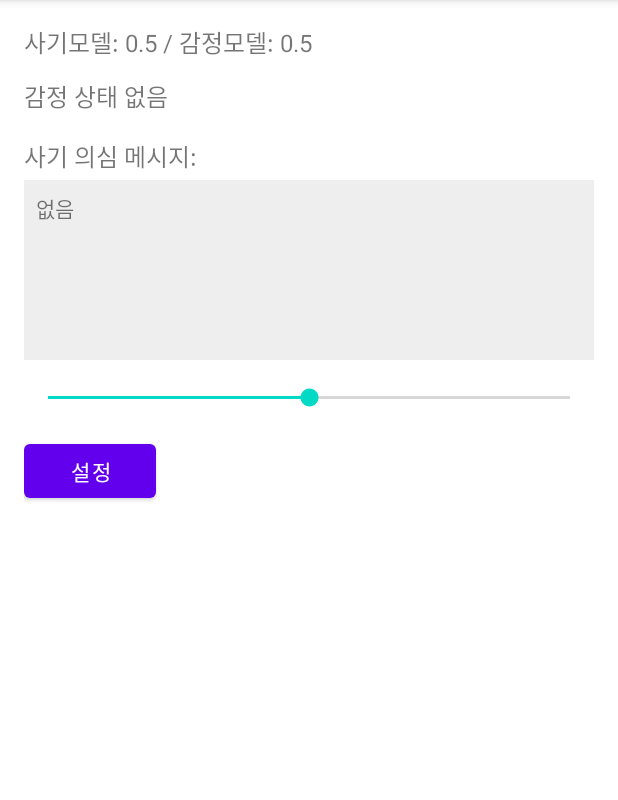
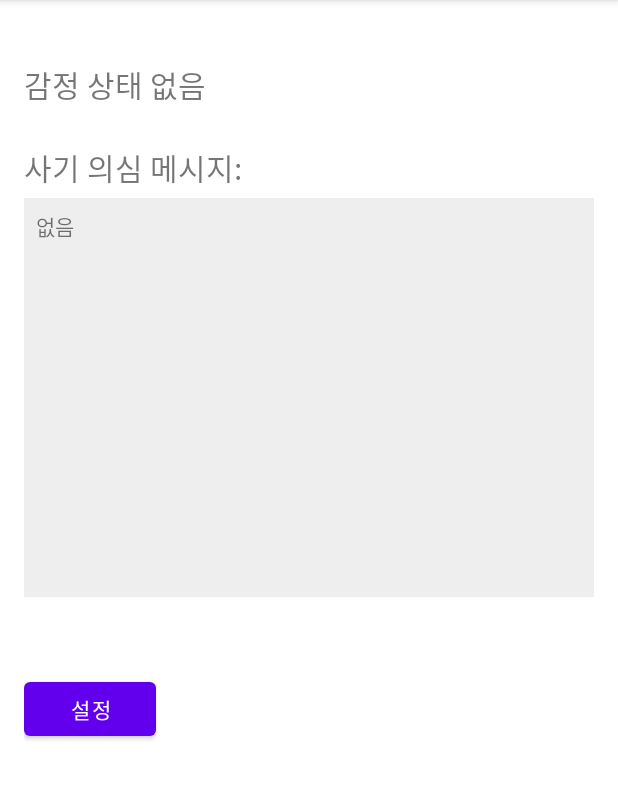
Before and after one commit to 2024ahnlab/ReadKakao, an Android app: the screen it shows after launch (MainActivity), on a phone screen of 412 x 824 dp, the part 84-884 px from its top. Run offline under Robolectric (Android 15) with nearby library versions, the light colour scheme and no system bars.

Commit message:
clean up main ui

```diff
--- a/app/src/main/java/com/readkakaotalk/app/activity/MainActivity.java
+++ b/app/src/main/java/com/readkakaotalk/app/activity/MainActivity.java
@@ -39,10 +39,8 @@ import android.app.AlertDialog;
 public class MainActivity extends AppCompatActivity {
     private static final String TAG = "MainActivity";
 //    private TorchModelManager fraud_model, emotion_model;
-    private float fraud_model_Weight = 0.5f, emotion_model_Weight = 0.5f;
     private AlertDialog dialog = null;
-    private SeekBar weightSeekBar;
-    private TextView ratioText, emotionTextView;
+    private TextView emotionTextView;
     private TextView fraudMessageTextView;
 
     @Override
@@ -57,31 +55,12 @@ public class MainActivity extends AppCompatActivity {
 //        fraud_model.loadModel(this);
 //        emotion_model.loadModel(this);
 
-        weightSeekBar = findViewById(R.id.weightSeekBar);
-        ratioText = findViewById(R.id.weightTextView);
         emotionTextView = findViewById(R.id.emotionTextView); // 새 감정 텍스트뷰
+        fraudMessageTextView = findViewById(R.id.fraudMessageTextView);
 
         findViewById(R.id.settingsButton).setOnClickListener(v -> {
             Intent intent = new Intent(this, SettingsActivity.class);
             startActivity(intent);
-        });
-
-        fraudMessageTextView = findViewById(R.id.fraudMessageTextView);
-
-        weightSeekBar.setProgress(50);
-        weightSeekBar.setOnSeekBarChangeListener(new SeekBar.OnSeekBarChangeListener() {
-            @Override
-            public void onProgressChanged(SeekBar seekBar, int progress, boolean fromUser) {
-                fraud_model_Weight = progress / 100f;
-                emotion_model_Weight = 1f - fraud_model_Weight;
-                ratioText.setText("모델1: " + fraud_model_Weight + " / 모델2: " + emotion_model_Weight);
-            }
-
-            @Override
-            public void onStartTrackingTouch(SeekBar seekBar) {}
-
-            @Override
-            public void onStopTrackingTouch(SeekBar seekBar) {}
         });
 
         // 접근성 서비스로부터 메시지 수신
--- a/app/src/main/res/layout/activity_main.xml
+++ b/app/src/main/res/layout/activity_main.xml
@@ -5,59 +5,60 @@
     android:orientation="vertical"
     android:padding="16dp">
 
-    <TextView
-        android:id="@+id/weightTextView"
-        android:layout_width="wrap_content"
-        android:layout_height="wrap_content"
-        android:text="사기모델: 0.5 / 감정모델: 0.5"
-        android:textSize="16sp"/>
+<!--    <TextView-->
+<!--        android:id="@+id/weightTextView"-->
+<!--        android:layout_width="wrap_content"-->
+<!--        android:layout_height="wrap_content"-->
+<!--        android:text="사기모델: 0.5 / 감정모델: 0.5"-->
+<!--        android:layout_marginTop="16dp"-->
+<!--        android:textSize="20sp"/>-->
 
     <TextView
         android:id="@+id/emotionTextView"
         android:layout_width="wrap_content"
         android:layout_height="wrap_content"
         android:text="감정 상태 없음"
-        android:textSize="16sp"
-        android:layout_marginTop="12dp"/>
+        android:textSize="20sp"
+        android:layout_marginTop="25dp"/>
 
     <TextView
         android:id="@+id/fraudMessageTitle"
         android:layout_width="wrap_content"
         android:layout_height="wrap_content"
         android:text="사기 의심 메시지:"
-        android:textSize="16sp"
-        android:layout_marginTop="16dp" />
+        android:textSize="20sp"
+        android:layout_marginTop="25dp" />
 
     <ScrollView
         android:id="@+id/fraudScrollContainer"
         android:layout_width="match_parent"
-        android:layout_height="120dp"
+        android:layout_height="266dp"
+        android:layout_marginTop="5dp"
+        android:layout_marginBottom="25dp"
         android:background="#EEEEEE"
-        android:padding="8dp"
-        android:layout_marginTop="4dp"
-        android:layout_marginBottom="16dp">
+        android:padding="8dp">
 
         <TextView
             android:id="@+id/fraudMessageTextView"
             android:layout_width="match_parent"
             android:layout_height="wrap_content"
+            android:lineSpacingExtra="4dp"
             android:text="없음"
-            android:textSize="14sp"
-            android:lineSpacingExtra="4dp"/>
+            android:textSize="14sp" />
     </ScrollView>
 
-    <SeekBar
-        android:id="@+id/weightSeekBar"
-        android:layout_width="match_parent"
-        android:layout_height="wrap_content"
-        android:max="100"
-        android:progress="50"/>
+<!--    <SeekBar-->
+<!--        android:id="@+id/weightSeekBar"-->
+<!--        android:layout_width="match_parent"-->
+<!--        android:layout_height="wrap_content"-->
+<!--        android:max="100"-->
+<!--        android:progress="50"/>-->
 
     <Button
         android:id="@+id/settingsButton"
         android:layout_width="wrap_content"
         android:layout_height="wrap_content"
         android:text="설정"
-        android:layout_marginTop="16dp"/>
+        android:layout_marginTop="25dp"/>
 
 </LinearLayout>
--- a/app/src/main/res/layout/activity_settings.xml
+++ b/app/src/main/res/layout/activity_settings.xml
@@ -2,7 +2,7 @@
 <ScrollView xmlns:android="http://schemas.android.com/apk/res/android"
     android:layout_width="match_parent"
     android:layout_height="match_parent"
-    android:padding="24dp">
+    android:padding="36dp">
 
     <LinearLayout
         android:orientation="vertical"
@@ -11,6 +11,7 @@
 
         <TextView android:id="@+id/ratioText"
             android:text="모델 비율:"
+            android:textSize="18sp"
             android:layout_width="wrap_content"
             android:layout_height="wrap_content"/>
         <SeekBar android:id="@+id/ratioSeekBar"
@@ -20,6 +21,8 @@
 
         <TextView android:id="@+id/fraudText"
             android:text="사기 임계값:"
+            android:layout_marginTop="16dp"
+            android:textSize="18sp"
             android:layout_width="wrap_content"
             android:layout_height="wrap_content"/>
         <SeekBar android:id="@+id/fraudThresholdSeekBar"
@@ -29,6 +32,8 @@
 
         <TextView android:id="@+id/emotionText"
             android:text="감정 임계값:"
+            android:layout_marginTop="16dp"
+            android:textSize="18sp"
             android:layout_width="wrap_content"
             android:layout_height="wrap_content"/>
         <SeekBar android:id="@+id/emotionThresholdSeekBar"
```
Also changed, not shown: 3 other files.
